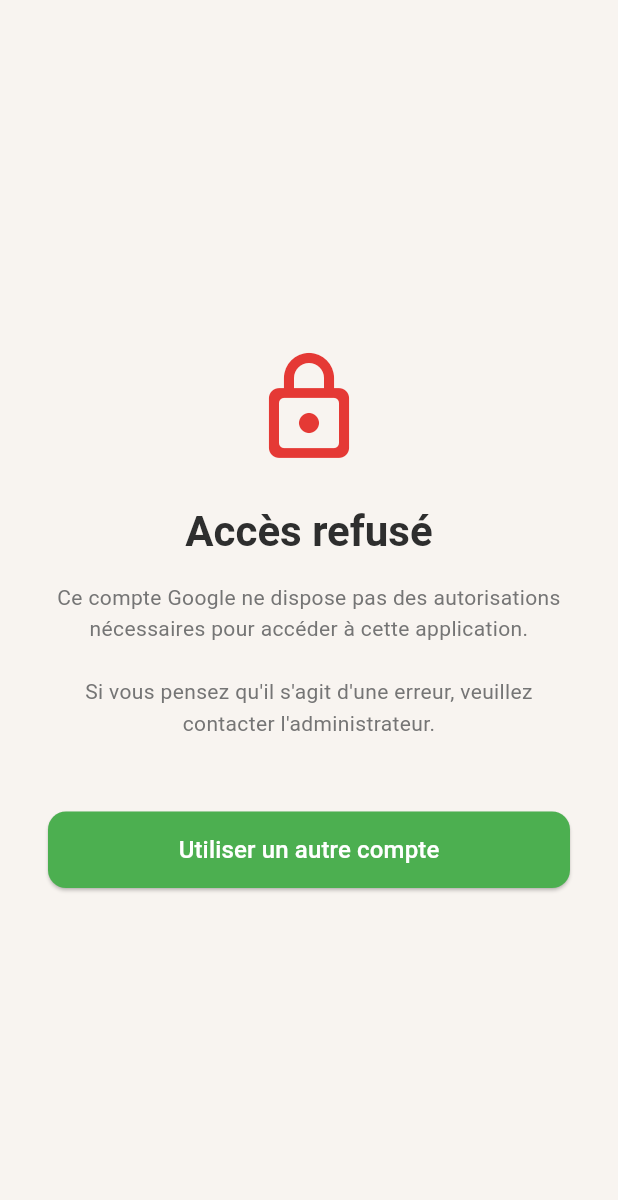
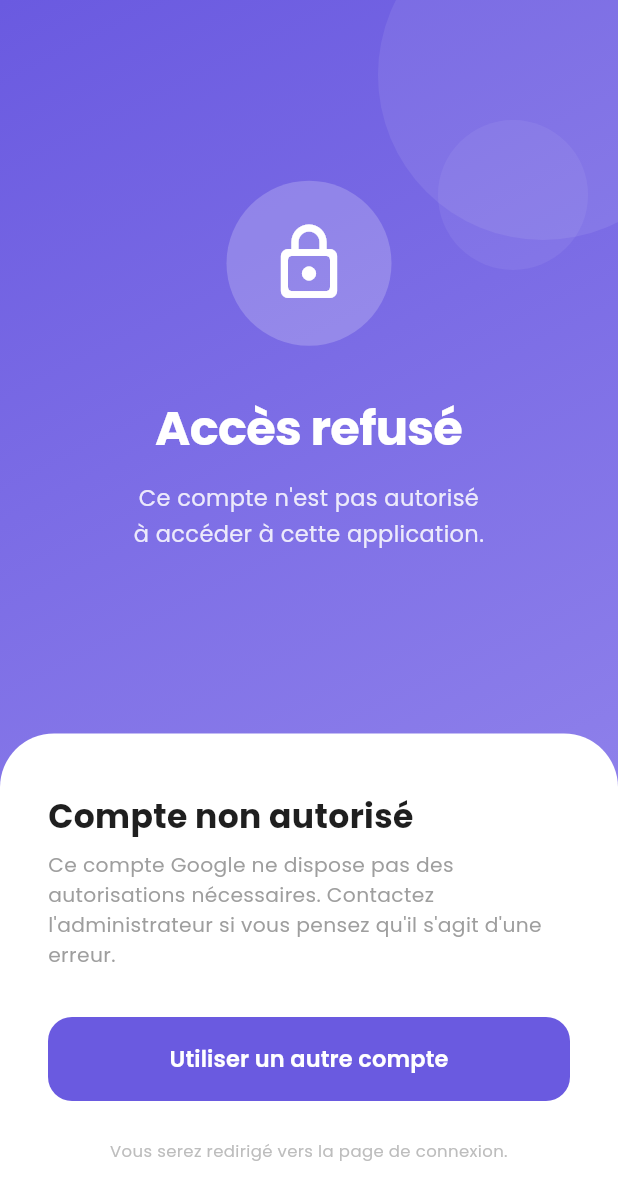
Before and after one commit to UgoWithoutH/RecipePlanner, a Flutter app: the AccessDeniedPage screen opened directly, on a phone screen of 412 x 824 dp. Shown: the top 1200 px of the screen. Run offline on Flutter 3.47's test engine with Material 3 defaults, Android fonts, the phone set to English and light mode, and no system bars; our stand-ins replace cloud_firestore, firebase_auth, firebase_core, flutter_local_notifications, flutter_riverpod, flutter_timezone and 4 more; accounts and stored records are empty.

Commit message:
update version + access_denied_page

```diff
--- a/lib/presentation/pages/access_denied_page.dart
+++ b/lib/presentation/pages/access_denied_page.dart
@@ -1,5 +1,6 @@
 import 'package:flutter/material.dart';
 import 'package:flutter_riverpod/flutter_riverpod.dart';
+import 'package:google_fonts/google_fonts.dart';
 
 import '../providers/auth_notifier.dart';
 
@@ -14,69 +15,181 @@
   @override
   Widget build(BuildContext context, WidgetRef ref) {
     return Scaffold(
-      backgroundColor: const Color(0xFFF8F4F0),
-      body: SafeArea(
-        child: Padding(
-          padding: const EdgeInsets.symmetric(horizontal: 32.0),
+      body: Stack(
+        children: [
+          // ── Gradient background ────────────────────────────────────────
+          Container(
+            decoration: const BoxDecoration(
+              gradient: LinearGradient(
+                begin: Alignment.topLeft,
+                end: Alignment.bottomRight,
+                colors: [Color(0xFF6A5AE0), Color(0xFF9C8FEF)],
+              ),
+            ),
+          ),
+
+          // ── Decorative circles ─────────────────────────────────────────
+          Positioned(
+            top: -60,
+            right: -60,
+            child: Container(
+              width: 220,
+              height: 220,
+              decoration: BoxDecoration(
+                shape: BoxShape.circle,
+                color: Colors.white.withOpacity(0.08),
+              ),
+            ),
+          ),
+          Positioned(
+            top: 80,
+            right: 20,
+            child: Container(
+              width: 100,
+              height: 100,
+              decoration: BoxDecoration(
+                shape: BoxShape.circle,
+                color: Colors.white.withOpacity(0.06),
+              ),
+            ),
+          ),
+          Positioned(
+            bottom: -80,
+            left: -50,
+            child: Container(
+              width: 260,
+              height: 260,
+              decoration: BoxDecoration(
+                shape: BoxShape.circle,
+                color: Colors.white.withOpacity(0.07),
+              ),
+            ),
+          ),
+
+          // ── Content ────────────────────────────────────────────────────
+          SafeArea(
+            child: Column(
+              children: [
+                // Top illustration area
+                Expanded(
+                  flex: 5,
                   child: Column(
                     mainAxisAlignment: MainAxisAlignment.center,
-            crossAxisAlignment: CrossAxisAlignment.stretch,
                     children: [
-              // ── Icon ──────────────────────────────────────────────────
-              const Icon(
+                      // Icon in a frosted circle
+                      Container(
+                        width: 110,
+                        height: 110,
+                        decoration: BoxDecoration(
+                          shape: BoxShape.circle,
+                          color: Colors.white.withOpacity(0.2),
+                        ),
+                        child: const Icon(
                           Icons.lock_outline_rounded,
-                size: 80,
-                color: Color(0xFFE53935),
+                          size: 56,
+                          color: Colors.white,
                         ),
-              const SizedBox(height: 24),
-
-              // ── Title ─────────────────────────────────────────────────
+                      ),
+                      const SizedBox(height: 32),
                       Text(
                         'Accès refusé',
-                textAlign: TextAlign.center,
-                style: Theme.of(context).textTheme.headlineMedium?.copyWith(
-                      fontWeight: FontWeight.bold,
-                      color: const Color(0xFF2E2E2E),
+                        style: GoogleFonts.poppins(
+                          fontSize: 32,
+                          fontWeight: FontWeight.w700,
+                          color: Colors.white,
+                          letterSpacing: -0.5,
                         ),
                       ),
-              const SizedBox(height: 16),
-
-              // ── Explanation ───────────────────────────────────────────
+                      const SizedBox(height: 12),
                       Text(
-                'Ce compte Google ne dispose pas des autorisations '
-                'nécessaires pour accéder à cette application.\n\n'
-                'Si vous pensez qu\'il s\'agit d\'une erreur, '
-                'veuillez contacter l\'administrateur.',
+                        'Ce compte n\'est pas autorisé\nà accéder à cette application.',
                         textAlign: TextAlign.center,
-                style: Theme.of(context).textTheme.bodyMedium?.copyWith(
-                      color: Colors.grey[600],
-                      height: 1.5,
-                    ),
-              ),
-              const SizedBox(height: 48),
-
-              // ── Retry with a different account ────────────────────────
-              ElevatedButton(
-                style: ElevatedButton.styleFrom(
-                  backgroundColor: const Color(0xFF4CAF50),
-                  foregroundColor: Colors.white,
-                  padding: const EdgeInsets.symmetric(vertical: 14),
-                  shape: RoundedRectangleBorder(
-                    borderRadius: BorderRadius.circular(12),
-                  ),
-                ),
-                onPressed: () {
-                  // Reset state to unauthenticated so the LoginPage is shown.
-                  ref.read(authNotifierProvider.notifier).signOut();
-                },
-                child: const Text(
-                  'Utiliser un autre compte',
-                  style: TextStyle(fontSize: 16, fontWeight: FontWeight.w500),
+                        style: GoogleFonts.poppins(
+                          fontSize: 15,
+                          color: Colors.white.withOpacity(0.85),
+                          height: 1.6,
                         ),
                       ),
                     ],
                   ),
                 ),
+
+                // Bottom card
+                Container(
+                  decoration: const BoxDecoration(
+                    color: Colors.white,
+                    borderRadius:
+                        BorderRadius.vertical(top: Radius.circular(36)),
+                  ),
+                  padding: const EdgeInsets.fromLTRB(32, 40, 32, 48),
+                  child: Column(
+                    crossAxisAlignment: CrossAxisAlignment.stretch,
+                    mainAxisSize: MainAxisSize.min,
+                    children: [
+                      Text(
+                        'Compte non autorisé',
+                        style: GoogleFonts.poppins(
+                          fontSize: 22,
+                          fontWeight: FontWeight.w700,
+                          color: const Color(0xFF1F1F1F),
+                        ),
+                      ),
+                      const SizedBox(height: 6),
+                      Text(
+                        'Ce compte Google ne dispose pas des autorisations '
+                        'nécessaires. Contactez l\'administrateur si vous '
+                        'pensez qu\'il s\'agit d\'une erreur.',
+                        style: GoogleFonts.poppins(
+                          fontSize: 13.5,
+                          color: Colors.grey[500],
+                          height: 1.5,
+                        ),
+                      ),
+                      const SizedBox(height: 32),
+
+                      // Retry button
+                      SizedBox(
+                        height: 56,
+                        child: ElevatedButton(
+                          style: ElevatedButton.styleFrom(
+                            backgroundColor: const Color(0xFF6A5AE0),
+                            foregroundColor: Colors.white,
+                            elevation: 0,
+                            shape: RoundedRectangleBorder(
+                              borderRadius: BorderRadius.circular(16),
+                            ),
+                          ),
+                          onPressed: () {
+                            ref
+                                .read(authNotifierProvider.notifier)
+                                .signOut();
+                          },
+                          child: Text(
+                            'Utiliser un autre compte',
+                            style: GoogleFonts.poppins(
+                              fontSize: 15,
+                              fontWeight: FontWeight.w600,
+                            ),
+                          ),
+                        ),
+                      ),
+                      const SizedBox(height: 24),
+                      Text(
+                        'Vous serez redirigé vers la page de connexion.',
+                        textAlign: TextAlign.center,
+                        style: GoogleFonts.poppins(
+                          fontSize: 11,
+                          color: Colors.grey[400],
+                          height: 1.6,
+                        ),
+                      ),
+                    ],
+                  ),
+                ),
+              ],
+            ),
+          ),
+        ],
       ),
     );
   }
--- a/pubspec.yaml
+++ b/pubspec.yaml
@@ -17,7 +17,7 @@
 # https://developer.apple.com/library/archive/documentation/General/Reference/InfoPlistKeyReference/Articles/CoreFoundationKeys.html
 # In Windows, build-name is used as the major, minor, and patch parts
 # of the product and file versions while build-number is used as the build suffix.
-version: 1.0.7+8
+version: 1.0.8+9
 
 environment:
   sdk: ^3.10.4
```
Lines whose indentation alone changed are shown as unchanged.
